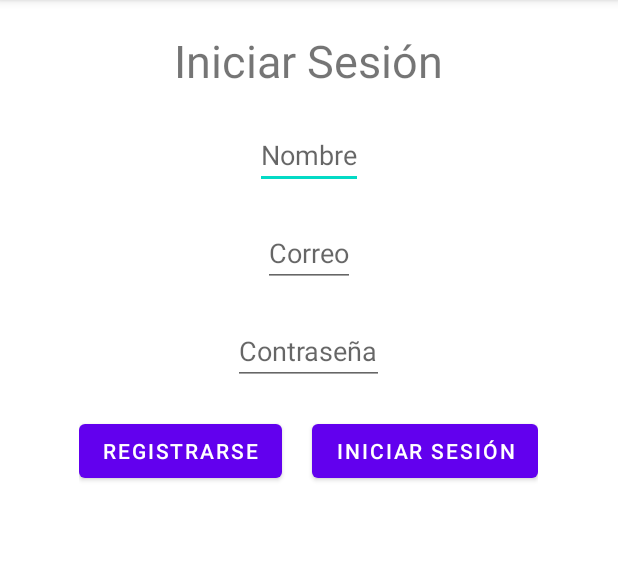
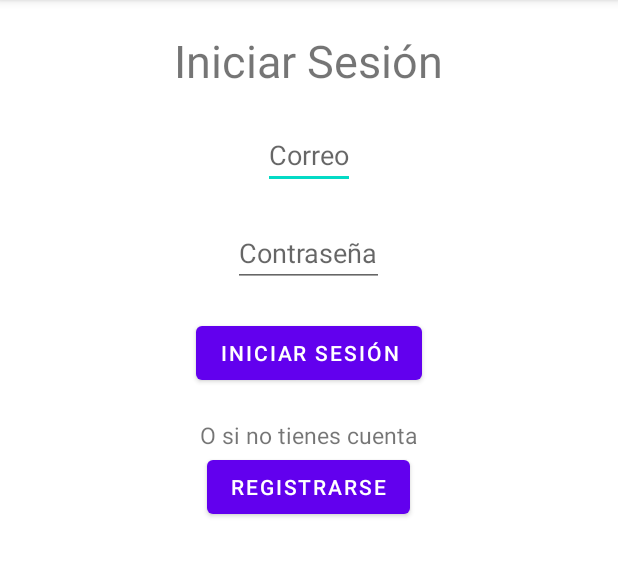
Before and after one commit to Garmii/Pet-Tracker, an Android app: the screen it shows after launch (MainActivity before the commit, Login after it), on a phone screen of 412 x 824 dp, the part 84-661 px from its top. Run offline under Robolectric (Android 15) with nearby library versions, the phone set to English and light mode, and no system bars.

Commit message:
Inicio al hacer resgitrarse e iniciar sesion

```diff
--- a/app/src/main/AndroidManifest.xml
+++ b/app/src/main/AndroidManifest.xml
@@ -10,7 +10,10 @@
         android:supportsRtl="true"
         android:theme="@style/Theme.Login">
         <activity
-            android:name=".MainActivity"
+            android:name="com.example.Pet_Tracker.SignIn"
+            android:exported="true" />
+        <activity
+            android:name="com.example.Pet_Tracker.Login"
             android:exported="true">
             <intent-filter>
                 <action android:name="android.intent.action.MAIN" />
--- a/app/src/main/java/com/example/login/DBSalud.java
+++ b/app/src/main/java/com/example/Pet_Tracker/DBSalud.java
@@ -1,4 +1,4 @@
-package com.example.login;
+package com.example.Pet_Tracker;
 
 public class DBSalud {
 
--- /dev/null
+++ b/app/src/main/java/com/example/Pet_Tracker/Login.java
@@ -0,0 +1,72 @@
+package com.example.Pet_Tracker;
+
+import androidx.activity.result.ActivityResult;
+import androidx.activity.result.ActivityResultCallback;
+import androidx.activity.result.ActivityResultLauncher;
+import androidx.activity.result.contract.ActivityResultContracts;
+import androidx.appcompat.app.AppCompatActivity;
+
+import android.content.Intent;
+import android.database.sqlite.SQLiteDatabase;
+import android.os.Bundle;
+import android.util.Log;
+import android.view.View;
+import android.widget.Button;
+
+import com.example.login.R;
+
+import java.sql.SQLException;
+
+public class Login extends AppCompatActivity {
+
+    private SALUDSqlHelper saludSqlHelper;
+    private SQLiteDatabase db;
+
+    Button iniciarSesion;
+    Button registrarse;
+
+    @Override
+    protected void onCreate(Bundle savedInstanceState) {
+        super.onCreate(savedInstanceState);
+        setContentView(R.layout.activity_login);
+
+        db=null;
+        saludSqlHelper = SALUDSqlHelper.getInstance(this);
+
+        iniciarSesion = findViewById(R.id.iniciarSesion);
+        registrarse = findViewById(R.id.registrarse);
+
+        ActivityResultLauncher<Intent> activityResultLauncher = registerForActivityResult(
+                new ActivityResultContracts.StartActivityForResult(),
+                new ActivityResultCallback<ActivityResult>() {
+                    @Override
+                    public void onActivityResult(ActivityResult result) {
+
+                    }
+                }
+        );
+
+
+
+
+
+/*        try {
+            db = saludSqlHelper.open();
+        } catch (SQLException throwables) {
+            throwables.printStackTrace();
+        }*/
+
+
+
+        registrarse.setOnClickListener(new View.OnClickListener() {
+            @Override
+            public void onClick(View view) {
+                Intent intent = new Intent(Login.this,SignIn.class);
+               activityResultLauncher.launch(intent);
+            }
+        });
+
+
+    }
+
+}
--- a/app/src/main/java/com/example/login/SALUDSqlHelper.java
+++ b/app/src/main/java/com/example/Pet_Tracker/SALUDSqlHelper.java
@@ -1,4 +1,4 @@
-package com.example.login;
+package com.example.Pet_Tracker;
 
 import android.content.Context;
 import android.database.sqlite.SQLiteDatabase;
--- a/app/src/main/java/com/example/login/MainActivity.java
+++ /dev/null
@@ -1,34 +0,0 @@
-package com.example.login;
-
-import androidx.appcompat.app.AppCompatActivity;
-
-import android.database.sqlite.SQLiteDatabase;
-import android.os.Bundle;
-import android.util.Log;
-
-import com.example.login.R;
-
-import java.sql.SQLException;
-
-public class MainActivity extends AppCompatActivity {
-
-    private SALUDSqlHelper saludSqlHelper;
-    private SQLiteDatabase db = null;
-
-    @Override
-    protected void onCreate(Bundle savedInstanceState) {
-        super.onCreate(savedInstanceState);
-        setContentView(R.layout.activity_main);
-
-        saludSqlHelper = SALUDSqlHelper.getInstance(this);
-
-        try {
-            db = saludSqlHelper.open();
-        } catch (SQLException throwables) {
-            throwables.printStackTrace();
-        }
-        Log.i("VERSION",""+db.getVersion());
-
-        Log.i("Version", db.getVersion() + "");
-    }
-}
--- a/app/src/main/res/layout/activity_main.xml
+++ b/app/src/main/res/layout/activity_login.xml
@@ -5,7 +5,7 @@
     android:layout_width="match_parent"
     android:layout_height="match_parent"
     android:orientation="vertical"
-    tools:context=".MainActivity">
+    tools:context="com.example.Pet_Tracker.Login">
 
     <TextView
         android:layout_width="wrap_content"
@@ -13,14 +13,8 @@
         android:text="Iniciar Sesión"
         android:layout_marginTop="20dp"
         android:textSize="30dp"
-        android:layout_gravity="center"/>
-
-    <EditText android:id="@+id/etNombre"
-        android:layout_width="wrap_content"
-        android:layout_height="wrap_content"
         android:layout_gravity="center"
-        android:layout_marginTop="20dp"
-        android:hint="Nombre"/>
+    />
 
     <EditText android:id="@+id/etCorreo"
         android:layout_width="wrap_content"
@@ -28,7 +22,8 @@
         android:layout_gravity="center"
         android:inputType="textEmailAddress"
         android:layout_marginTop="20dp"
-        android:hint="Correo"/>
+        android:hint="Correo"
+    />
 
     <EditText android:id="@+id/etContra"
         android:layout_width="wrap_content"
@@ -36,30 +31,32 @@
         android:layout_gravity="center"
         android:inputType="textPassword"
         android:layout_marginTop="20dp"
-        android:hint="Contraseña"/>
+        android:hint="Contraseña"
+    />
 
-    <LinearLayout
+    <Button android:id="@+id/iniciarSesion"
+        android:layout_marginTop="20dp"
+        android:layout_gravity="center"
         android:layout_width="wrap_content"
         android:layout_height="wrap_content"
+        android:text="Iniciar Sesión"
+        />
+
+    <TextView
         android:layout_marginTop="20dp"
-        android:layout_gravity="center">
+        android:textSize="15sp"
+        android:layout_gravity="center"
+        android:layout_width="wrap_content"
+        android:layout_height="wrap_content"
+        android:text="O si no tienes cuenta"
+        />
 
-        <Button
-            android:layout_marginRight="20dp"
-            android:layout_width="wrap_content"
-            android:layout_height="wrap_content"
-            android:text="Registrarse"/>
-
-        <Button
-            android:layout_width="wrap_content"
-            android:layout_height="wrap_content"
-            android:text="Iniciar Sesión"/>
-
-
-    </LinearLayout>
-
-
-
+    <Button android:id="@+id/registrarse"
+        android:layout_width="wrap_content"
+        android:layout_height="wrap_content"
+        android:layout_gravity="center"
+        android:text="Registrarse"
+        />
 
 
 
```
Also changed, not shown: app/src/main/java/com/example/Pet_Tracker/SignIn.java (added, +39 -0 lines), app/src/main/java/modelo/Usuario.java (added, +58 -0 lines), app/src/main/res/layout/activity_sign_in.xml (added, +69 -0 lines).
